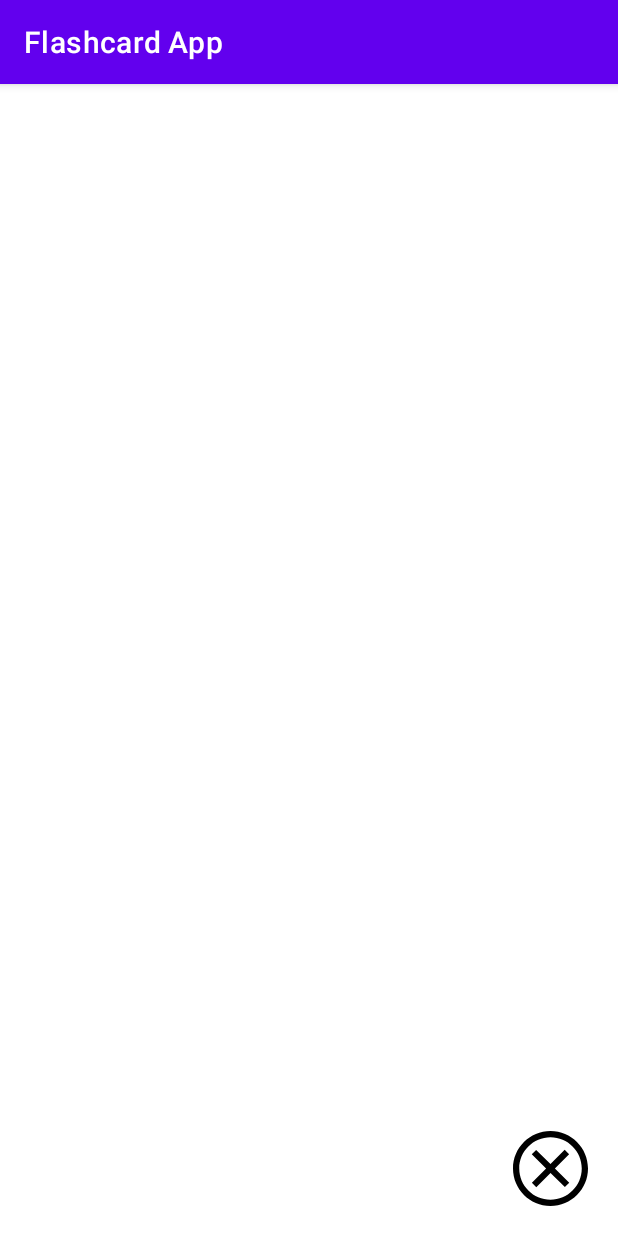
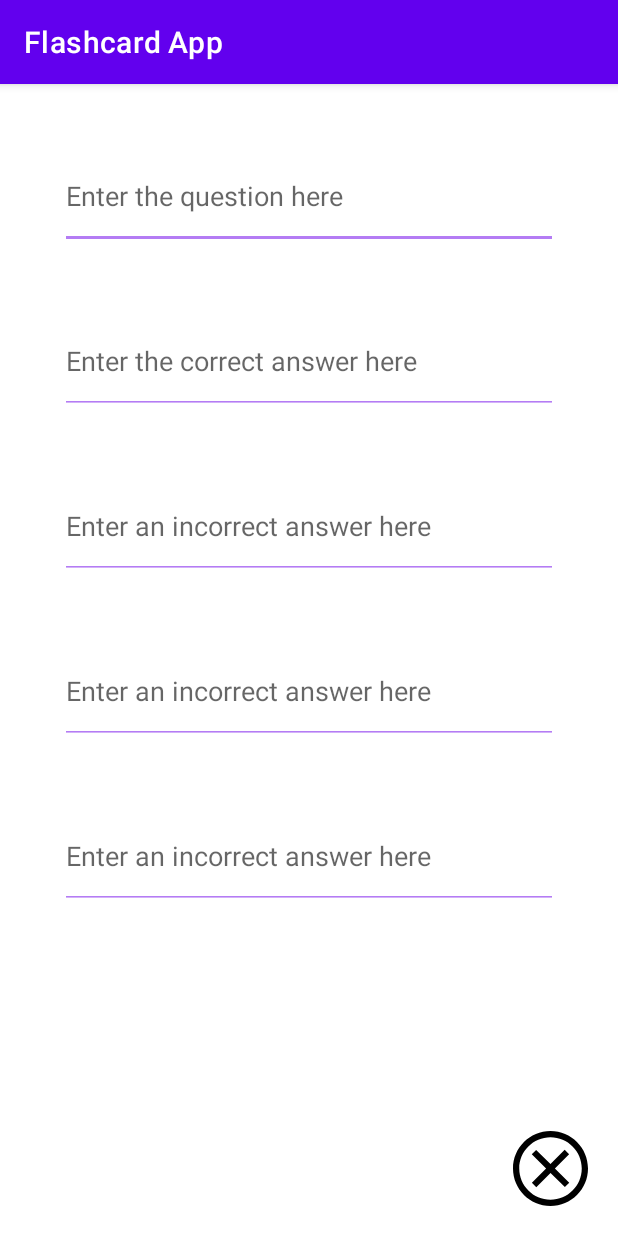
Before and after one commit to jshi0119/flashcardapp, an Android app: the AddCardActivity screen opened directly, with no data from a screen before it, on a phone screen of 412 x 824 dp. Run offline under Robolectric (Android 15) with nearby library versions, the phone set to English and light mode, and no system bars.

Commit message:
Added 5 EditText to AddCardActivity so user can input question, correct answer, and 3 incorrect answers

```diff
--- a/app/src/main/java/com/jen/flashcardapp/AddCardActivity.java
+++ b/app/src/main/java/com/jen/flashcardapp/AddCardActivity.java
@@ -13,6 +13,7 @@ public class AddCardActivity extends AppCompatActivity {
         super.onCreate(savedInstanceState);
         setContentView(R.layout.activity_add_card);
 
+        //When cancel icon clicked, return to main activity
         ((ImageView)findViewById(R.id.cancelIcon)).setOnClickListener(new View.OnClickListener() {
             @Override
             public void onClick(View v) {
--- /dev/null
+++ b/app/src/main/res/drawable/purple_cursor.xml
@@ -0,0 +1,5 @@
+<?xml version="1.0" encoding="utf-8"?>
+<shape xmlns:android="http://schemas.android.com/apk/res/android" android:shape="rectangle" >
+    <size android:width="1dp" />
+    <solid android:color="#B47CF4"/>
+</shape>
--- a/app/src/main/res/layout/activity_add_card.xml
+++ b/app/src/main/res/layout/activity_add_card.xml
@@ -18,4 +18,73 @@
         android:layout_marginTop="25dp"
         android:layout_alignParentEnd="true" />
 
+    <!--Question Input-->
+    <EditText
+        android:id="@+id/questionInput"
+
+        android:layout_width="match_parent"
+        android:layout_height="70dp"
+        android:layout_margin="20dp"
+
+        android:backgroundTint="#B47CF4"
+        android:textCursorDrawable="@drawable/purple_cursor"
+        android:inputType="textMultiLine"
+        android:hint="Enter the question here" />
+
+    <!--Answer Choice 1 Input-->
+    <EditText
+        android:id="@+id/answerInput1"
+
+        android:layout_width="match_parent"
+        android:layout_height="70dp"
+        android:layout_margin="20dp"
+        android:layout_below="@+id/questionInput"
+
+        android:backgroundTint="#B47CF4"
+        android:textCursorDrawable="@drawable/purple_cursor"
+        android:inputType="textMultiLine"
+        android:hint="Enter the correct answer here"/>
+
+    <!--Answer Choice 2 Input-->
+    <EditText
+        android:id="@+id/answerInput2"
+
+        android:layout_width="match_parent"
+        android:layout_height="70dp"
+        android:layout_margin="20dp"
+        android:layout_below="@+id/answerInput1"
+
+        android:backgroundTint="#B47CF4"
+        android:textCursorDrawable="@drawable/purple_cursor"
+        android:inputType="textMultiLine"
+        android:hint="Enter an incorrect answer here"/>
+
+    <!--Answer Choice 3 Input-->
+    <EditText
+        android:id="@+id/answerInput3"
+
+        android:layout_width="match_parent"
+        android:layout_height="70dp"
+        android:layout_margin="20dp"
+        android:layout_below="@+id/answerInput2"
+
+        android:backgroundTint="#B47CF4"
+        android:textCursorDrawable="@drawable/purple_cursor"
+        android:inputType="textMultiLine"
+        android:hint="Enter an incorrect answer here"/>
+
+    <!--Answer Choice 4 Input-->
+    <EditText
+        android:id="@+id/answerInput4"
+
+        android:layout_width="match_parent"
+        android:layout_height="70dp"
+        android:layout_margin="20dp"
+        android:layout_below="@+id/answerInput3"
+
+        android:backgroundTint="#B47CF4"
+        android:textCursorDrawable="@drawable/purple_cursor"
+        android:inputType="textMultiLine"
+        android:hint="Enter an incorrect answer here"/>
+
 </RelativeLayout>
```
